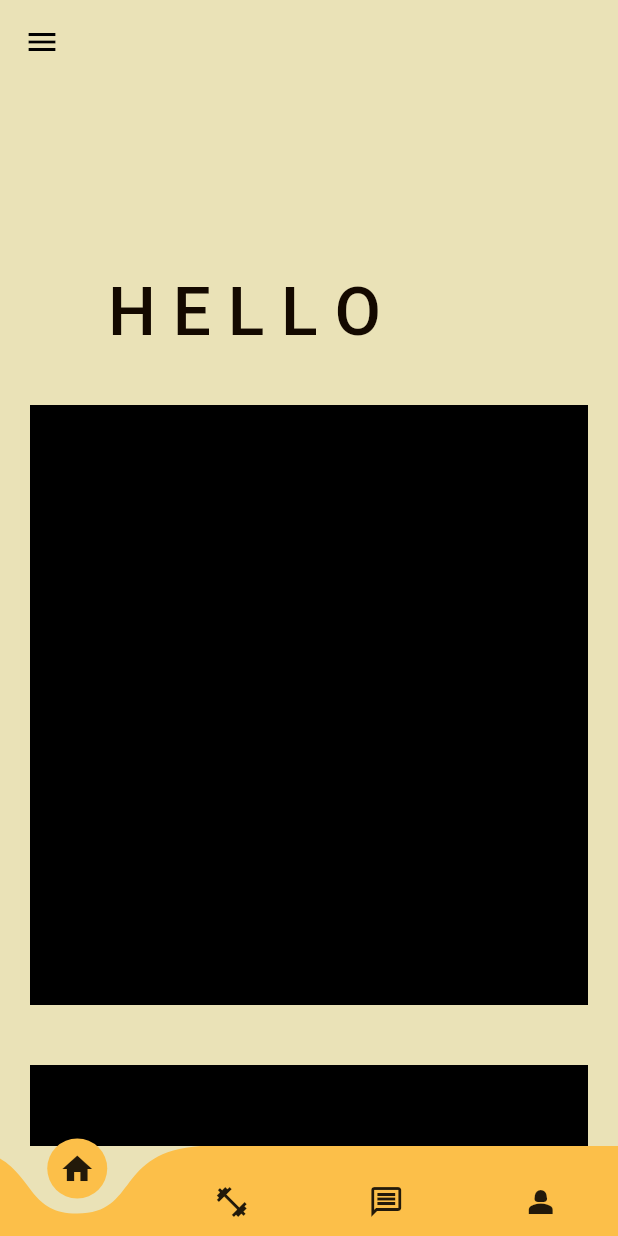
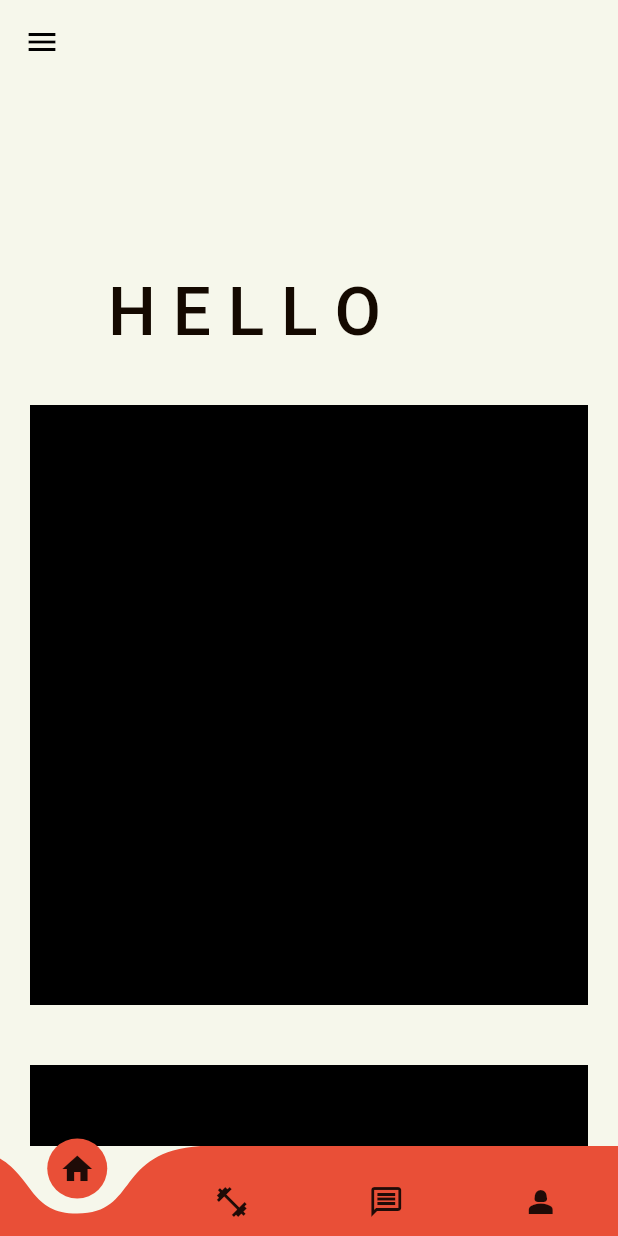
Before and after one commit to AnthonyBeerus/project_kaizen, a Flutter app: the screen it shows after launch, on a phone screen of 412 x 824 dp. Run offline on Flutter 3.47's test engine with Material 2 defaults, Android fonts, the phone set to English and light mode, and no system bars; drawn by our look-alikes of curved_navigation_bar; our stand-ins replace flutter_speed_dial.

Commit message:
name change

```diff
--- a/lib/themes/colors.dart
+++ b/lib/themes/colors.dart
@@ -1,7 +1,7 @@
 import 'package:flutter/material.dart';
 
-var secondaryColor = const Color(0xFFEAE2B7);
-var thirdColor = const Color(0xFFFcbf49);
-var primaryColor = const Color(0xFFF77F00);
+var secondaryColor = const Color(0xFFF6F7EB);
+var primaryColor = const Color(0xFF393E41);
+var thirdColor = const Color(0xFFE94F37);
 var backgroundColor = const Color(0xFFD5E4EB);
 var textColor = const Color(0xFF140900);
```
